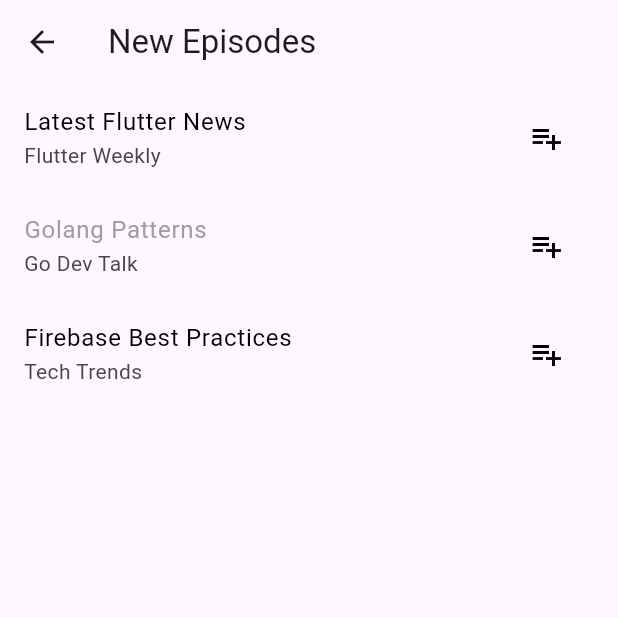
After one commit to mvfavila/podcast, a Flutter app: the NewEpisodesScreen screen opened directly, on a phone screen of 412 x 824 dp, the top half of it. The commit adds this screen. Run offline on Flutter 3.47's test engine with Material 3 defaults, Android fonts, the phone set to English and light mode, and no system bars; our stand-ins replace cloud_firestore, firebase_auth, firebase_core, firebase_crashlytics, firebase_remote_config, flutter_dotenv and 1 more; accounts and stored records are empty.

Commit message:
[#62] Add mocked NewEpisodesScreen

```diff
--- /dev/null
+++ b/lib/data_model/episode.dart
@@ -0,0 +1,17 @@
+class Episode {
+  final String id;
+  final String title;
+  final String podcastName;
+  final DateTime publicationDate;
+  bool isPlayed;
+  bool isInPlaylist;
+
+  Episode({
+    required this.id,
+    required this.title,
+    required this.podcastName,
+    required this.publicationDate,
+    this.isPlayed = false,
+    this.isInPlaylist = false,
+  });
+}
--- /dev/null
+++ b/lib/feature/view/new_episodes_screen.dart
@@ -0,0 +1,99 @@
+import 'package:flutter/material.dart';
+
+import 'package:podcast/data_model/episode.dart';
+
+List<Episode> mockEpisodes = [
+  Episode(
+    id: '1',
+    title: 'Latest Flutter News',
+    podcastName: 'Flutter Weekly',
+    publicationDate: DateTime.now().subtract(Duration(hours: 3)),
+  ),
+  Episode(
+    id: '2',
+    title: 'Golang Patterns',
+    podcastName: 'Go Dev Talk',
+    publicationDate: DateTime.now().subtract(Duration(hours: 10)),
+    isPlayed: true,
+  ),
+  Episode(
+    id: '3',
+    title: 'Firebase Best Practices',
+    podcastName: 'Tech Trends',
+    publicationDate: DateTime.now().subtract(Duration(days: 1)),
+  ),
+  // Add more episodes
+];
+
+class NewEpisodesScreen extends StatefulWidget {
+  const NewEpisodesScreen({super.key});
+
+  @override
+  NewEpisodesScreenState createState() => NewEpisodesScreenState();
+}
+
+class NewEpisodesScreenState extends State<NewEpisodesScreen> {
+  late List<Episode> _episodes;
+
+  @override
+  void initState() {
+    super.initState();
+    _episodes = mockEpisodes;  // Simulating initial data
+  }
+
+  // Refresh the episode list when the user pulls down
+  Future<void> _refreshEpisodes() async {
+    // Here, fetch new episodes from the server (Firebase, Spotify API, etc.)
+    setState(() {
+      _episodes = mockEpisodes;  // Refresh the episode list
+    });
+  }
+
+  // Toggle episode in playlist
+  void _toggleInPlaylist(Episode episode) {
+    setState(() {
+      episode.isInPlaylist = !episode.isInPlaylist;
+    });
+  }
+
+  @override
+  Widget build(BuildContext context) {
+    // Sort episodes by publication date
+    _episodes.sort((a, b) => b.publicationDate.compareTo(a.publicationDate));
+
+    return Scaffold(
+      appBar: AppBar(title: Text('New Episodes')),
+      body: RefreshIndicator(
+        onRefresh: _refreshEpisodes,
+        child: ListView.builder(
+          itemCount: _episodes.length,
+          itemBuilder: (context, index) {
+            final episode = _episodes[index];
+            return ListTile(
+              title: Text(
+                episode.title,
+                style: TextStyle(
+                  color: episode.isPlayed ? Colors.grey : Colors.black,
+                ),
+              ),
+              subtitle: Text(episode.podcastName),
+              trailing: IconButton(
+                icon: Icon(
+                  episode.isInPlaylist ? Icons.playlist_add_check : Icons.playlist_add,
+                  color: episode.isInPlaylist ? Colors.green : Colors.black,
+                ),
+                onPressed: () => _toggleInPlaylist(episode),
+              ),
+              onTap: () {
+                // Open the episode player, or mark as played
+                setState(() {
+                  episode.isPlayed = true;
+                });
+              },
+            );
+          },
+        ),
+      ),
+    );
+  }
+}
--- a/lib/home_screen.dart
+++ b/lib/home_screen.dart
@@ -3,6 +3,7 @@ import 'package:firebase_auth/firebase_auth.dart';
 import 'package:google_sign_in/google_sign_in.dart';
 
 import 'package:podcast/feature/search/podcast_search_screen.dart';
+import 'package:podcast/feature/view/new_episodes_screen.dart';
 import 'package:podcast/feature/view/view_subscription_screen.dart';
 import 'package:podcast/login_screen.dart';
 
@@ -57,6 +58,16 @@ class HomeScreen extends StatelessWidget {
               },
               child: const Text('View Subscriptions'),
             ),
+            const SizedBox(height: 20),
+            ElevatedButton(
+              onPressed: () {
+                Navigator.push(
+                  context,
+                  MaterialPageRoute(builder: (context) => const NewEpisodesScreen()),
+                );
+              },
+              child: const Text('Latest episodes'),
+            ),
           ],
         ),
       ),
```
